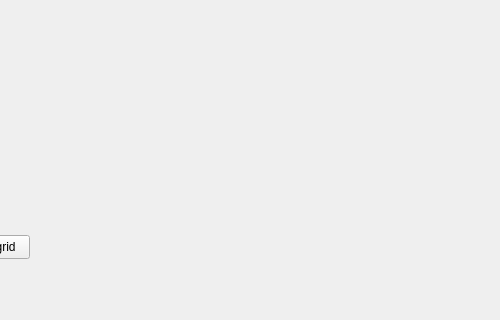
First picture: the form in Projet/src/mainwindow.ui, repository CPELyon/2122_4imi_cpp_projet-projet_delaplaine_tran, before the edit; both pictures show x 90 to 590 and y 155 to 475 of the 758 by 475 pixel window.
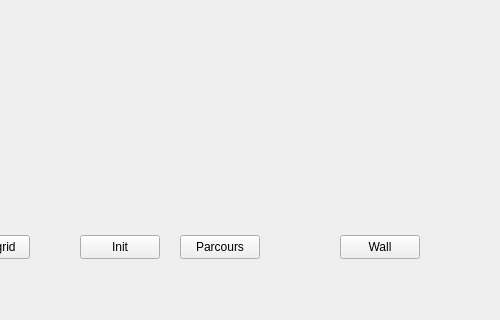
Second picture: the form after the edit.

Commit message: ajout dijkstra-generation mur-parcours visuel

Diff of the .ui file:
```diff
--- a/Projet/src/mainwindow.ui
+++ b/Projet/src/mainwindow.ui
@@ -51,6 +51,45 @@
      <string>Draw grid</string>
     </property>
    </widget>
+   <widget class="QPushButton" name="parcours">
+    <property name="geometry">
+     <rect>
+      <x>270</x>
+      <y>390</y>
+      <width>80</width>
+      <height>24</height>
+     </rect>
+    </property>
+    <property name="text">
+     <string>Parcours</string>
+    </property>
+   </widget>
+   <widget class="QPushButton" name="wall">
+    <property name="geometry">
+     <rect>
+      <x>430</x>
+      <y>390</y>
+      <width>80</width>
+      <height>24</height>
+     </rect>
+    </property>
+    <property name="text">
+     <string>Wall</string>
+    </property>
+   </widget>
+   <widget class="QPushButton" name="init">
+    <property name="geometry">
+     <rect>
+      <x>170</x>
+      <y>390</y>
+      <width>80</width>
+      <height>24</height>
+     </rect>
+    </property>
+    <property name="text">
+     <string>Init</string>
+    </property>
+   </widget>
   </widget>
   <widget class="QMenuBar" name="menubar">
    <property name="geometry">
```
The commit also changes 9 other files.
